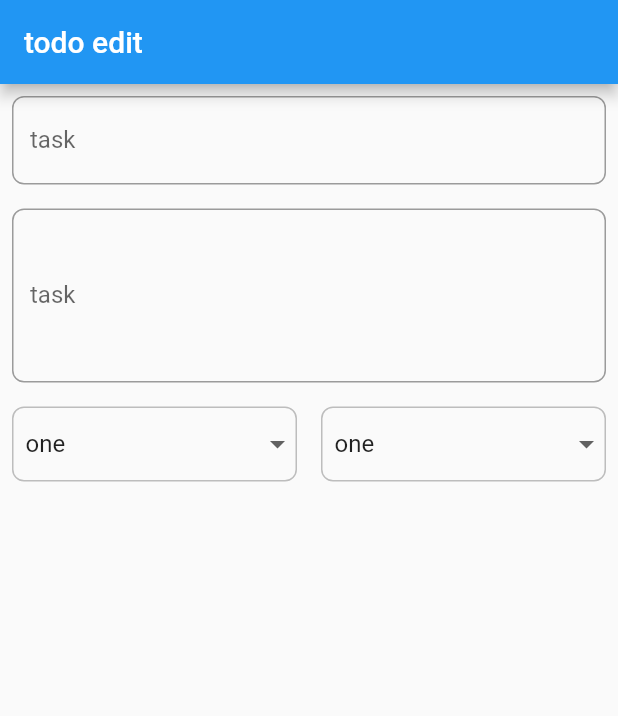
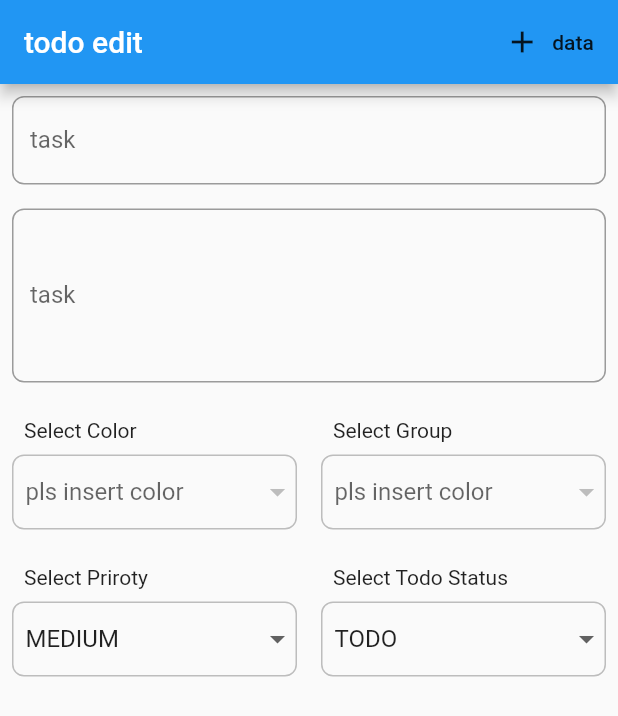
Before and after one commit to setbap/todosin, a Flutter app: the screen it shows after launch, on a phone screen of 412 x 824 dp. Shown: the top 716 px of the screen. Run offline on Flutter 3.47's test engine with Material 2 defaults, Android fonts, the phone set to English and light mode, and no system bars; our stand-ins replace bloc, equatable, flutter_bloc, flutter_colorpicker, formz, get_it and 2 more; accounts and stored records are empty; generated files the repository leaves out were written again.

Commit message:
start to create todo edit bottom sheet

```diff
--- a/lib/screens/color_edit.dart
+++ b/lib/screens/color_edit.dart
@@ -37,7 +37,7 @@ class _MainScaffoldState extends State<MainScaffold> {
   Widget build(BuildContext context) {
     return Scaffold(
       appBar: AppBar(
-        title: Text("Sina"),
+        title: Text("edit color"),
       ),
       floatingActionButton: BlocBuilder<EditColorBloc, EditColorState>(
         builder: (context, state) {
--- a/lib/screens/group_edit.dart
+++ b/lib/screens/group_edit.dart
@@ -38,7 +38,7 @@ class _MainScaffoldState extends State<MainScaffold> {
   Widget build(BuildContext context) {
     return Scaffold(
       appBar: AppBar(
-        title: Text("Sina"),
+        title: Text("group edit"),
         actions: [
           IconButton(
             icon: Icon(Icons.ad_units),
--- a/lib/screens/todo_edit.dart
+++ b/lib/screens/todo_edit.dart
@@ -1,30 +1,10 @@
 import 'package:flutter/material.dart';
-
-extension WidgetPadding on Widget {
-  /// Wrapp [widget] with [Padding] and aplly [input] to x axis
-  Widget px(double paddingX) {
-    return Padding(
-      padding: EdgeInsets.symmetric(horizontal: paddingX),
-      child: this,
-    );
-  }
-
-  /// Wrapp [widget] with [Padding] and aplly [input] to y axis
-  Widget py(double paddingY) {
-    return Padding(
-      padding: EdgeInsets.symmetric(vertical: paddingY),
-      child: this,
-    );
-  }
-
-  /// Wrapp [widget] with [Padding] and aplly [input] to all side
-  Widget p(double padding) {
-    return Padding(
-      padding: EdgeInsets.all(padding),
-      child: this,
-    );
-  }
-}
+import 'package:todo_repository/repository.dart';
+import 'package:flutter_bloc/flutter_bloc.dart';
+import 'package:todosin/bloc/retrieve_color_bloc/retrieve_color_bloc.dart';
+import 'package:todosin/bloc/retrieve_group_bloc/retrieve_color_bloc.dart';
+import 'package:todosin/util/extensions.dart';
+import 'group_edit.dart';
 
 List<String> fakeList = ["one", "two", "three"];
 
@@ -43,6 +23,17 @@ class TodEditScaffold extends StatelessWidget {
     return Scaffold(
       appBar: AppBar(
         title: Text("todo edit"),
+        actions: [
+          FlatButton.icon(
+            label: Text("data"),
+            icon: Icon(Icons.add),
+            onPressed: () => Navigator.of(context).push(
+              MaterialPageRoute(
+                builder: (context) => MyHomePage(),
+              ),
+            ),
+          )
+        ],
       ),
       body: TodoEditBody(),
     );
@@ -69,7 +60,11 @@ class TodoEditBody extends StatelessWidget {
           mainAxisSize: MainAxisSize.max,
           children: [
             Expanded(
-              child: Container(
+              child: Column(
+                crossAxisAlignment: CrossAxisAlignment.start,
+                children: [
+                  Text("Select Color").px(16),
+                  Container(
                     decoration: BoxDecoration(
                       border: Border.all(
                         color: Colors.grey.shade400,
@@ -77,14 +72,96 @@ class TodoEditBody extends StatelessWidget {
                       ),
                       borderRadius: BorderRadius.circular(8),
                     ),
-                child: DropdownButton<String>(
-                  value: fakeList[0],
+                    child: BlocBuilder<RetrieveColorBloc, List<ColorModel>>(
+                      builder: (context, state) {
+                        return DropdownButton<ColorModel>(
+                          value: state.isEmpty ? null : state[0],
+                          hint: Text("pls insert color").px(8),
                           isExpanded: true,
-                  items: fakeList
+                          items: state
                               .map(
                                 (e) => DropdownMenuItem(
                                   value: e,
-                          child: Text(e).p(8),
+                                  child: Text(e.colorName).p(8),
+                                ),
+                              )
+                              .toList(),
+                          onChanged: (value) => print(value),
+                          underline: Container(
+                            height: 3,
+                          ),
+                        );
+                      },
+                    ),
+                  ).p(8),
+                ],
+              ),
+            ),
+            Expanded(
+              child: Column(
+                crossAxisAlignment: CrossAxisAlignment.start,
+                children: [
+                  Text("Select Group").px(16),
+                  Container(
+                    decoration: BoxDecoration(
+                      border: Border.all(
+                        color: Colors.grey.shade400,
+                        width: 1,
+                      ),
+                      borderRadius: BorderRadius.circular(8),
+                    ),
+                    child: BlocBuilder<RetrieveGroupBloc, List<GroupModel>>(
+                      builder: (context, state) {
+                        return DropdownButton<GroupModel>(
+                          value: state.isEmpty ? null : state[0],
+                          hint: Text("pls insert color").px(8),
+                          isExpanded: true,
+                          items: state
+                              .map(
+                                (e) => DropdownMenuItem(
+                                  value: e,
+                                  child: Text(e.name).p(8),
+                                ),
+                              )
+                              .toList(),
+                          onChanged: (value) => print(value),
+                          underline: Container(
+                            height: 3,
+                          ),
+                        );
+                      },
+                    ),
+                  ).p(8),
+                ],
+              ),
+            ),
+          ],
+        ).py(16),
+        Row(
+          mainAxisSize: MainAxisSize.max,
+          children: [
+            Expanded(
+              child: Column(
+                crossAxisAlignment: CrossAxisAlignment.start,
+                children: [
+                  Text("Select Priroty").px(16),
+                  Container(
+                    decoration: BoxDecoration(
+                      border: Border.all(
+                        color: Colors.grey.shade400,
+                        width: 1,
+                      ),
+                      borderRadius: BorderRadius.circular(8),
+                    ),
+                    child: DropdownButton<TodoPriority>(
+                      value: TodoPriority.MEDIUM,
+                      hint: Text("pls select priority").px(8),
+                      isExpanded: true,
+                      items: TodoPriority.values
+                          .map(
+                            (e) => DropdownMenuItem(
+                              value: e,
+                              child: Text(e.toString().split(".")[1]).p(8),
                             ),
                           )
                           .toList(),
@@ -94,9 +171,15 @@ class TodoEditBody extends StatelessWidget {
                       ),
                     ),
                   ).p(8),
+                ],
+              ),
             ),
             Expanded(
-              child: Container(
+              child: Column(
+                crossAxisAlignment: CrossAxisAlignment.start,
+                children: [
+                  Text("Select Todo Status").px(16),
+                  Container(
                     decoration: BoxDecoration(
                       border: Border.all(
                         color: Colors.grey.shade400,
@@ -104,14 +187,15 @@ class TodoEditBody extends StatelessWidget {
                       ),
                       borderRadius: BorderRadius.circular(8),
                     ),
-                child: DropdownButton<String>(
-                  value: fakeList[0],
+                    child: DropdownButton<TodoStatus>(
+                      value: TodoStatus.TODO,
+                      hint: Text("pls insert color").px(8),
                       isExpanded: true,
-                  items: fakeList
+                      items: TodoStatus.values
                           .map(
                             (e) => DropdownMenuItem(
                               value: e,
-                          child: Text(e).p(8),
+                              child: Text(e.toString().split(".")[1]).p(8),
                             ),
                           )
                           .toList(),
@@ -121,6 +205,8 @@ class TodoEditBody extends StatelessWidget {
                       ),
                     ),
                   ).p(8),
+                ],
+              ),
             ),
           ],
         )
--- /dev/null
+++ b/lib/util/extensions.dart
@@ -0,0 +1,27 @@
+import 'package:flutter/widgets.dart';
+
+extension WidgetPadding on Widget {
+  /// Wrapp [widget] with [Padding] and aplly [input] to x axis
+  Widget px(double paddingX) {
+    return Padding(
+      padding: EdgeInsets.symmetric(horizontal: paddingX),
+      child: this,
+    );
+  }
+
+  /// Wrapp [widget] with [Padding] and aplly [input] to y axis
+  Widget py(double paddingY) {
+    return Padding(
+      padding: EdgeInsets.symmetric(vertical: paddingY),
+      child: this,
+    );
+  }
+
+  /// Wrapp [widget] with [Padding] and aplly [input] to all side
+  Widget p(double padding) {
+    return Padding(
+      padding: EdgeInsets.all(padding),
+      child: this,
+    );
+  }
+}
--- /dev/null
+++ b/lib/widgets/todo_edit_bottom_sheet.dart
@@ -0,0 +1,8 @@
+import 'package:flutter/material.dart';
+
+class EditTodoBottomShett extends StatelessWidget {
+  @override
+  Widget build(BuildContext context) {
+    return Container();
+  }
+}
```
Lines whose indentation alone changed are shown as unchanged.
